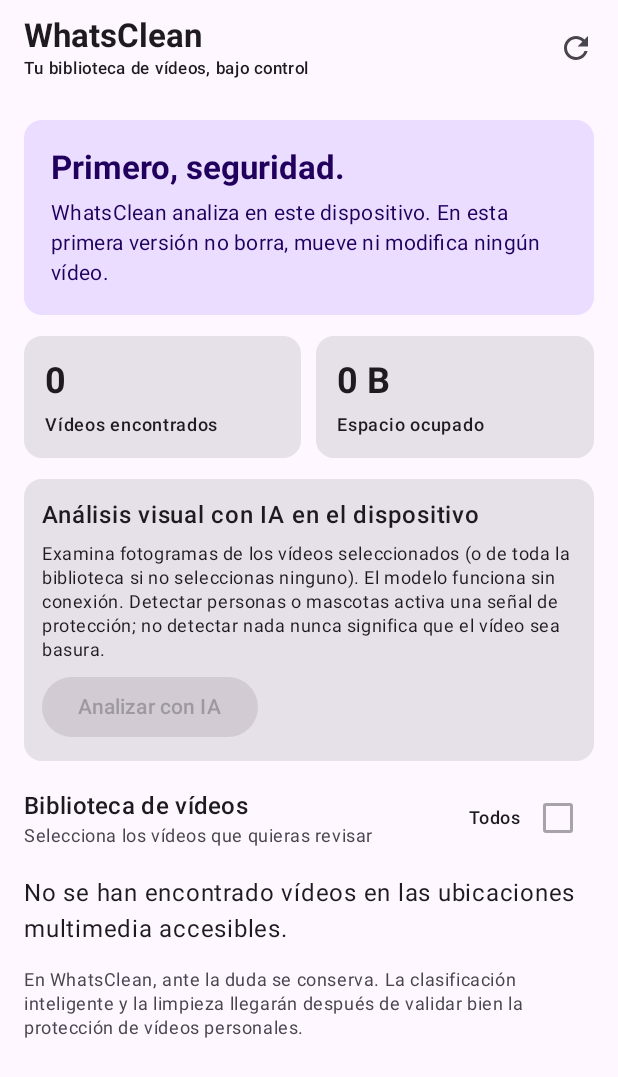
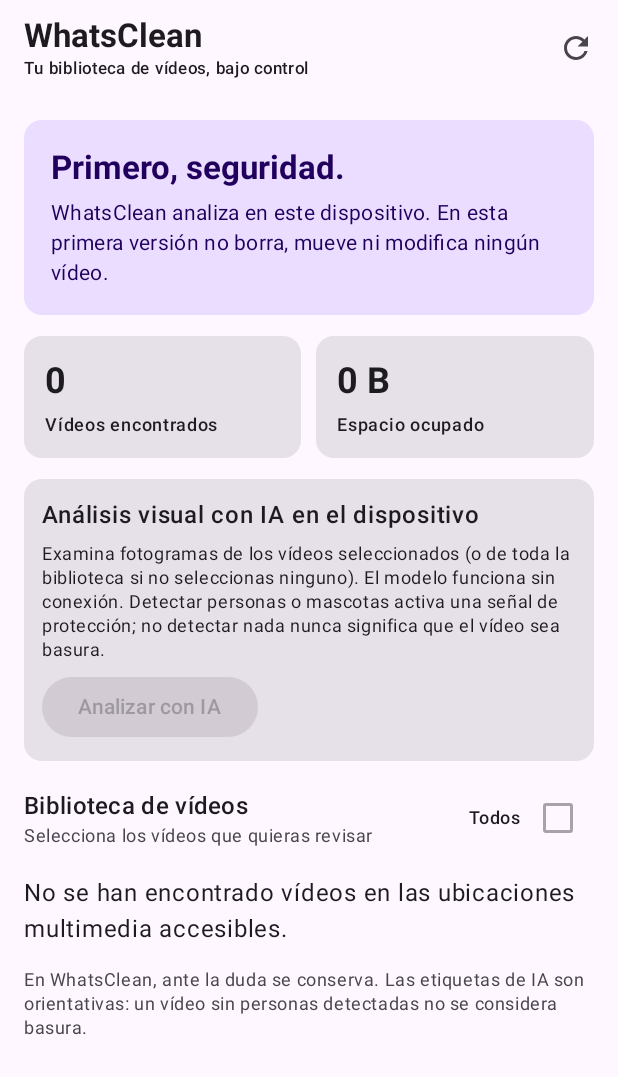
Before and after one commit to rubenseglop/WhatsClean, an Android app built with Jetpack Compose: the screen it shows after launch (MainActivity), on a phone screen of 412 x 824 dp. Shown: the top 1077 px of the screen. Run offline under Robolectric (Android 15) with nearby library versions, the phone set to English and light mode, and no system bars; libraries missing offline, so code that uses them is left out: com.google.mlkit.vision.

Commit message:
Refine conservative AI labels and guidance

```diff
--- a/app/src/main/java/es/rubenseglop/whatsclean/MainActivity.kt
+++ b/app/src/main/java/es/rubenseglop/whatsclean/MainActivity.kt
@@ -300,7 +300,7 @@ private fun WhatsCleanScreen() {
 
                 if (permissionGranted && hasScanned && !isScanning) {
                     Text(
-                        "En WhatsClean, ante la duda se conserva. La clasificación inteligente y la limpieza llegarán después de validar bien la protección de vídeos personales.",
+                        "En WhatsClean, ante la duda se conserva. Las etiquetas de IA son orientativas: un vídeo sin personas detectadas no se considera basura.",
                         style = MaterialTheme.typography.bodySmall,
                         color = MaterialTheme.colorScheme.onSurfaceVariant
                     )
@@ -438,7 +438,7 @@ private fun analyzeVideo(
         "dog", "cat", "pet", "puppy", "kitten", "horse"
     )
     val protected = labels.keys.any { label ->
-        personalSignals.any { signal -> label.lowercase(Locale.ROOT).contains(signal) }
+        label.lowercase(Locale.ROOT) in personalSignals
     }
     return VisualAnalysis(
         protectedSignal = protected,
```
